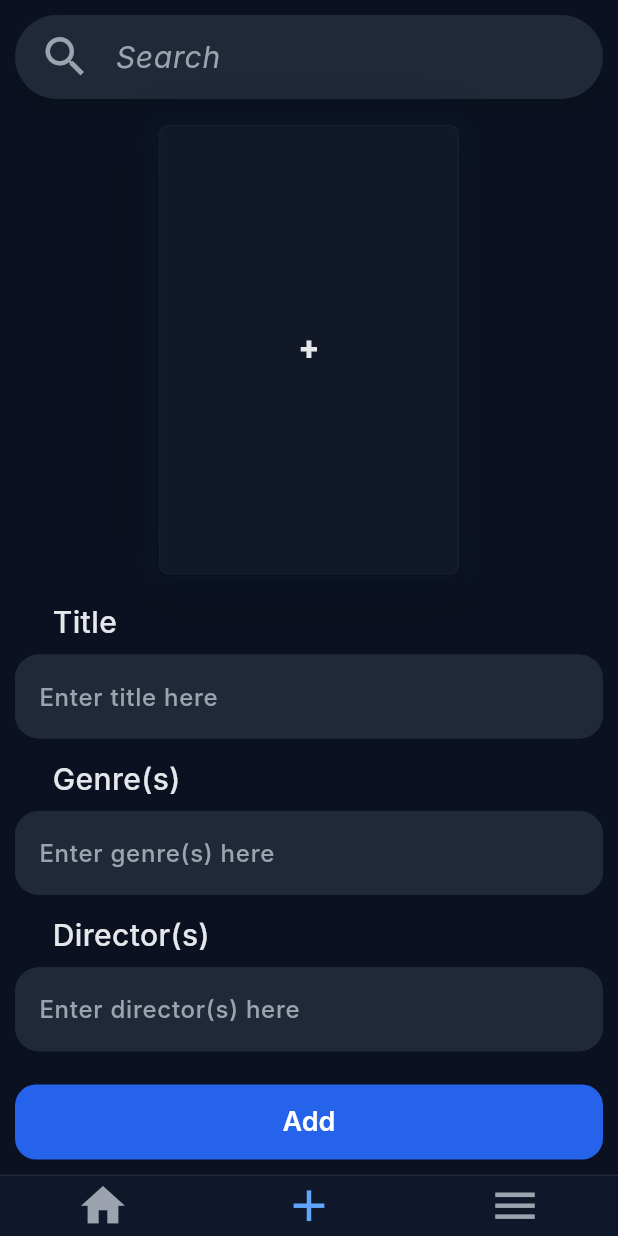
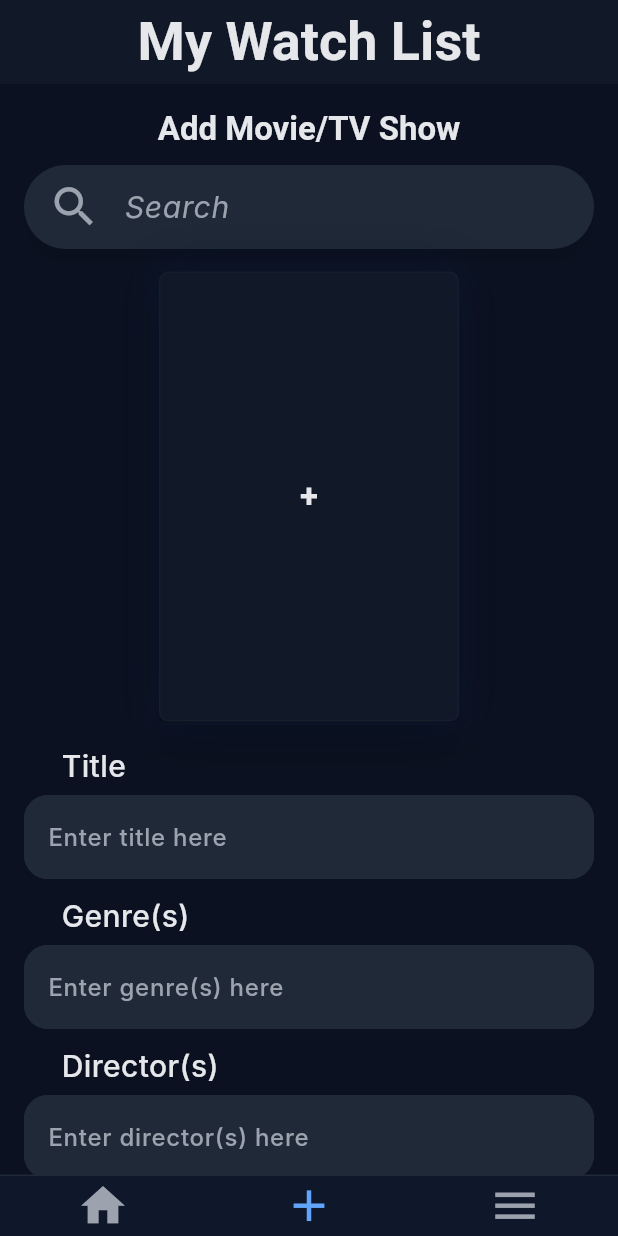
Before and after one commit to Bjorneee/movie_show_watchlist, a Flutter app: the screen it shows after launch, item 2 of the bottom bar chosen, on a phone screen of 412 x 824 dp. Run offline on Flutter 3.47's test engine with Material 3 defaults, Android fonts, the phone set to English and light mode, and no system bars; our stand-ins replace auto_size_text, device_preview; missing offline and left inert: window_manager; Roboto replaces fonts that are missing (Inter, Poppins).

Commit message:
fix RenderFlex overflow

```diff
--- a/lib/pages/add_screen.dart
+++ b/lib/pages/add_screen.dart
@@ -39,9 +39,10 @@ class _AddScreen extends State<AddScreen> {
     return ScopedModelDescendant<MainModel>(
       builder: (context, child, model) {
         return Scaffold(
+          appBar: AppBar(title: const Text('My Watch List')),
           body: SafeArea(
-            child: Padding(
-              padding: EdgeInsetsGeometry.all(10),
+            child: SingleChildScrollView(
+              padding: EdgeInsetsGeometry.all(16),
               child: Form(
                 key: _formKey,
                 child: Stack(
@@ -53,7 +54,19 @@ class _AddScreen extends State<AddScreen> {
                       crossAxisAlignment: .start,
                       children: [
 
-                        SearchBar().showAll(
+                        Center(
+                          child: Text(
+                            "Add Movie/TV Show",
+                            style: Theme.of(context).textTheme.titleLarge?.copyWith(
+                              fontSize: 22,
+                              fontWeight: FontWeight.w700,
+                            ),
+                            textAlign: TextAlign.center,
+                          ),
+                        ),
+                        SizedBox(height: 10),
+
+                        SearchBar().showAll(      //search bar
                           onTap: () {
                             setState(() {
                               _showSearchResults = true;
@@ -70,7 +83,7 @@ class _AddScreen extends State<AddScreen> {
                                 : widget.model.getSearchTV(_searchQuery);
                             });
                           },
-                        ),      //search bar
+                        ),
 
                         SizedBox(height: 15),
 
--- a/lib/pages/item_screen.dart
+++ b/lib/pages/item_screen.dart
@@ -221,7 +221,7 @@ class _ItemScreen extends State<ItemScreen> {
                   width: double.infinity,
                   child: OutlinedButton(
                     onPressed: () {
-                      widget.model.selectMedia(null);
+                      widget.model.selectMedia(null);   //clear selection
                       widget.onTabChange?.call(0);
                     },
                     child: const Text('Cancel'),
```
Also changed, not shown: lib/pages/home_screen.dart (+53 -55 lines).
